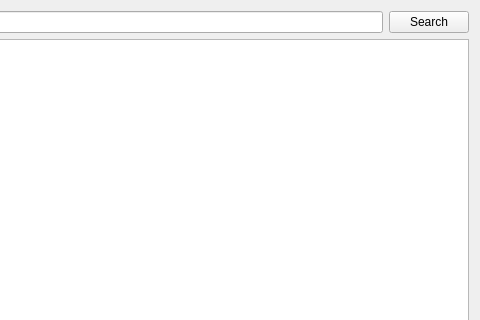
First picture: the form in managerpart/searchpage.ui, repository KDE/bookmanager, before the edit; both pictures show x 343 to 823 and y 0 to 320 of the 823 by 472 pixel window.
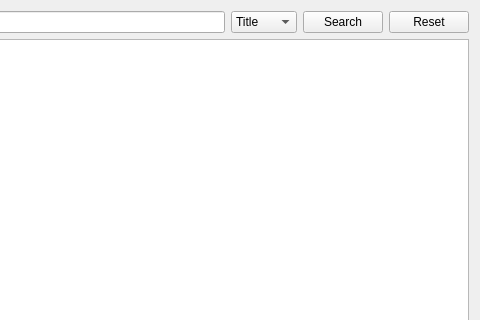
Second picture: the form after the edit.

Commit message: Modify the searchpage ui-file to include a reset button, and offer the user the option to search by author, title, and genre

```diff
--- a/managerpart/searchpage.ui
+++ b/managerpart/searchpage.ui
@@ -26,6 +26,28 @@
        </property>
       </widget>
      </item>
+     <item>
+      <widget class="QComboBox" name="searchTypeBox">
+       <property name="toolTip">
+        <string>Search the collection by...</string>
+       </property>
+       <item>
+        <property name="text">
+         <string comment="The name of a book">Title</string>
+        </property>
+       </item>
+       <item>
+        <property name="text">
+         <string comment="The writer of a book">Author</string>
+        </property>
+       </item>
+       <item>
+        <property name="text">
+         <string comment="The books category">Genre</string>
+        </property>
+       </item>
+      </widget>
+     </item>
      <item>
       <widget class="QPushButton" name="searchButton">
        <property name="text">
@@ -33,6 +55,13 @@
        </property>
       </widget>
      </item>
+     <item>
+      <widget class="QPushButton" name="resetButton">
+       <property name="text">
+        <string>Reset</string>
+       </property>
+      </widget>
+     </item>
     </layout>
    </item>
    <item>
```
Left out of the diff: 1 changed line with no effect on the pictures.
